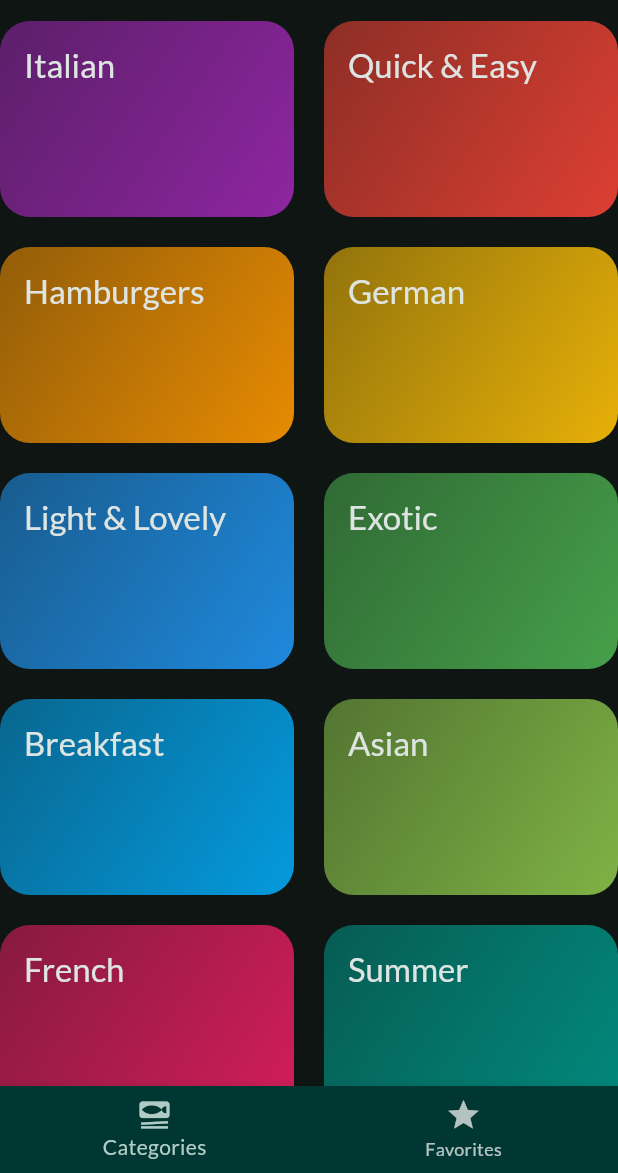
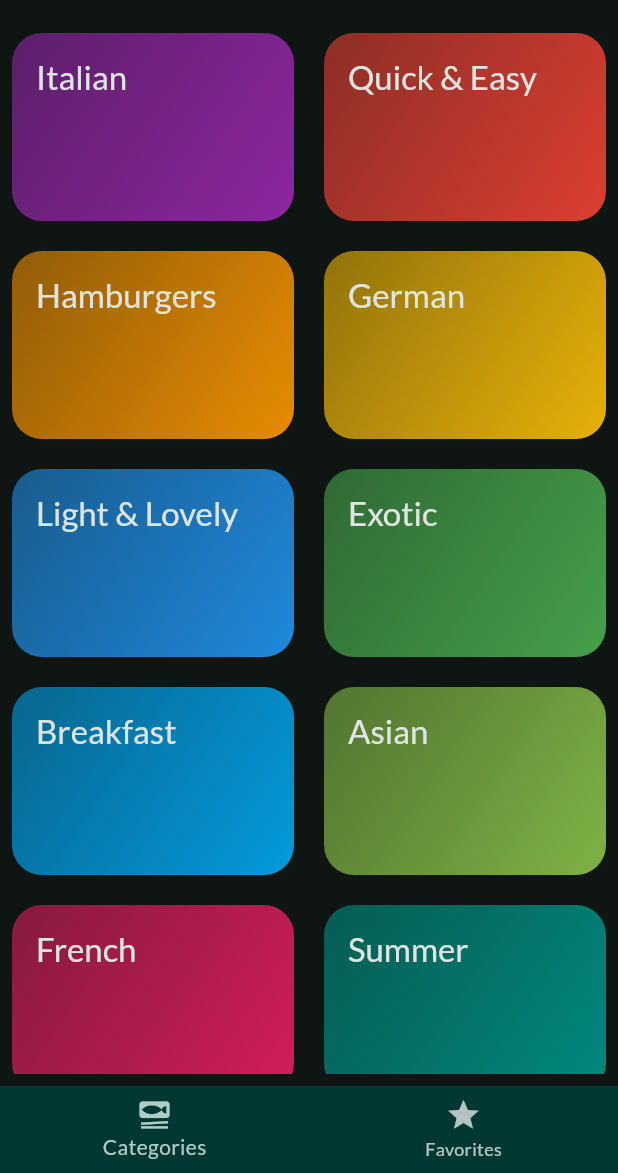
Before and after one commit to Shashank01-26/Meals-app, a Flutter app: the screen it shows after launch, on a phone screen of 412 x 824 dp, the part 63-1236 px from its top. Run offline on Flutter 3.47's test engine with Material 3 defaults, Android fonts, the phone set to English and light mode, and no system bars; our stand-ins replace flutter_riverpod, google_fonts, transparent_image.

```diff
--- a/lib/screens/categories.dart
+++ b/lib/screens/categories.dart
@@ -1,9 +1,7 @@
-import 'package:flutter/foundation.dart';
 import 'package:flutter/material.dart';
 import 'package:meals_app/data/dummy_data.dart';
 import 'package:meals_app/screens/meals.dart';
 import 'package:meals_app/widgets/category_grid_items.dart';
-import 'package:meals_app/models/category.dart';
 
 import '../models/meal.dart';
 
@@ -54,11 +52,8 @@ class _CategoriesScreenState extends State<CategoriesScreen> with SingleTickerPr
   @override
   Widget build(BuildContext context) {
     return AnimatedBuilder(
-        animation: _animationController,
-        builder: (context, child) => Padding(
-          padding: EdgeInsets.only(
-            top: 100 - _animationController.value * 100,
-          ),
+      child: Padding(
+        padding: const EdgeInsets.all(8.0),
         child: GridView(
           gridDelegate: const SliverGridDelegateWithFixedCrossAxisCount(
               crossAxisCount: 2,
@@ -79,6 +74,18 @@ class _CategoriesScreenState extends State<CategoriesScreen> with SingleTickerPr
           ],
         ),
       ),
+        animation: _animationController,
+        builder: (context, child) => SlideTransition(
+            position: Tween(
+              begin: const Offset(0,0.3),
+              end: const Offset(0,0),
+            ).animate(
+                CurvedAnimation(
+                    parent: _animationController,
+                    curve: Curves.easeInOut
+                ),
+            ),
+            child:child),
     );
   }
 }
```
Lines whose indentation alone changed are shown as unchanged.
